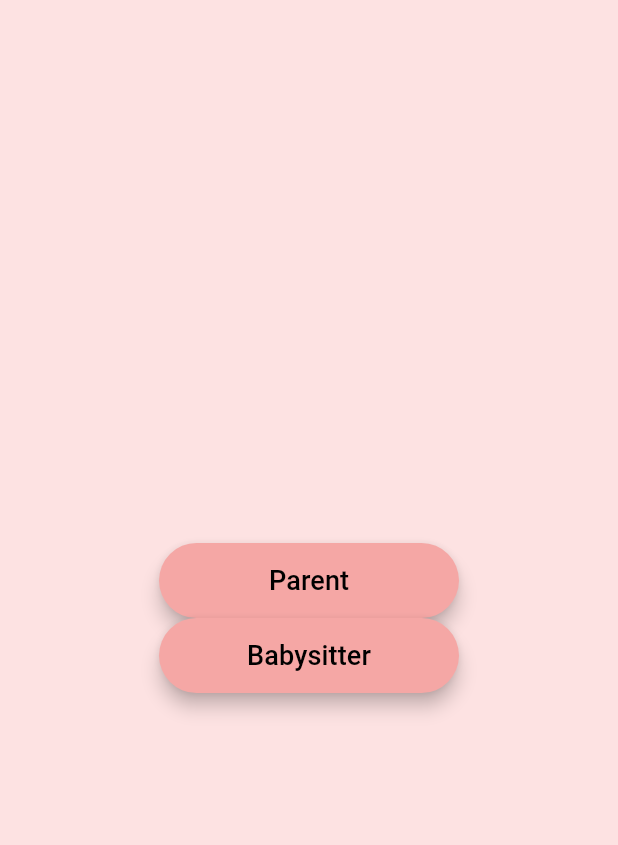
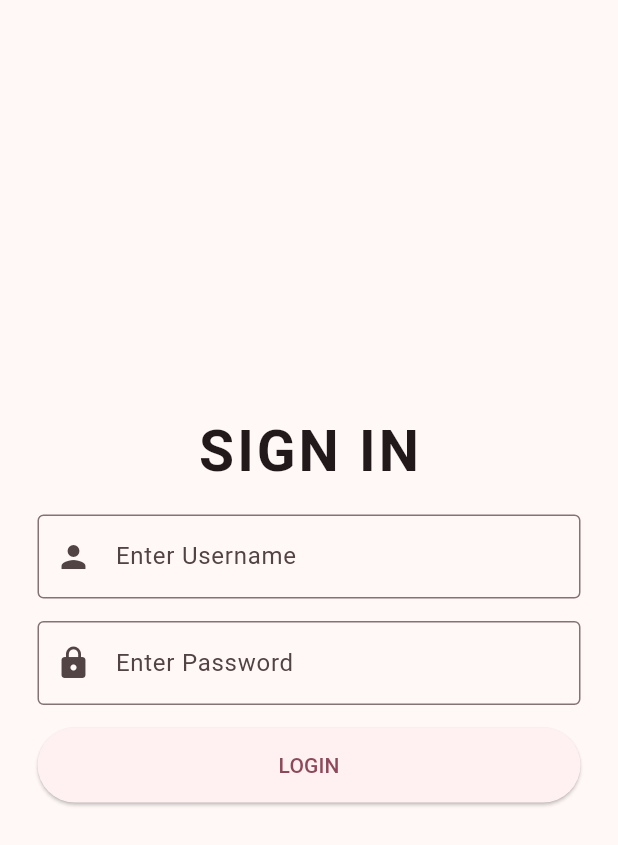
Before and after one commit to LAJulia01/Flutter-Final-Project, a Flutter app: the screen it shows after launch, on a phone screen of 412 x 824 dp. Shown: the top 845 px of the screen. Run offline on Flutter 3.47's test engine with Material 3 defaults, Android fonts, the phone set to English and light mode, and no system bars; our stand-ins replace curved_navigation_bar, dio, file_picker, firebase_auth, firebase_core, flutter_switch and 4 more; missing offline and left inert: flutter_polyline_points; accounts and stored records are empty.

```diff
--- /dev/null
+++ b/lib/authenticator.dart
@@ -0,0 +1,37 @@
+import 'package:final_project/firebaseconnection.dart';
+import 'package:final_project/login.dart';
+import 'package:firebase_auth/firebase_auth.dart';
+import 'package:flutter/material.dart';
+
+class Authenticator extends StatefulWidget {
+  const Authenticator({super.key});
+
+  @override
+  State<Authenticator> createState() => _AuthenticatorStateState();
+}
+
+class _AuthenticatorStateState extends State<Authenticator> {
+  @override
+  Widget build(BuildContext context) {
+    return Scaffold(
+      body: StreamBuilder<User?>(
+        stream: FirebaseAuth.instance.authStateChanges(),
+         builder: (context, snapshot) {
+          if (snapshot.connectionState == ConnectionState.waiting) {
+            return const Center(
+              child: CircularProgressIndicator(),
+            ); // Center
+          } else if (snapshot. hasError) {
+            return const Center(
+              child: Text('Something went wrong!'),
+            ); // Center
+          } else if (snapshot.hasData) {
+            return const FireCon();
+          } else {
+            return const Login();
+          }
+         },
+         ),
+    );
+  }
+}
--- /dev/null
+++ b/lib/login.dart
@@ -0,0 +1,132 @@
+import 'package:firebase_auth/firebase_auth.dart';
+import 'package:flutter/material.dart';
+
+class Login extends StatefulWidget {
+  const Login({super.key});
+
+  @override
+  State<Login> createState() => _LoginState();
+}
+
+class _LoginState extends State<Login> {
+  TextEditingController usernamecontroller = TextEditingController();
+  TextEditingController passwordcontroller = TextEditingController();
+  late String errormessage;
+  late bool isError;
+
+Future checkLogin(username, password) async{
+  showDialog(
+    context: context,
+    useRootNavigator: false,
+    barrierDismissible: false,
+    builder: (context) => const Center(
+      child: CircularProgressIndicator(),
+    )
+  );
+    try {
+  await FirebaseAuth.instance.signInWithEmailAndPassword(
+    email: username,
+    password: password,
+  );
+  setState(() {
+    isError = false;
+    errormessage = "";
+    Navigator.pop(context);
+  });
+} on FirebaseAuthException catch (e) {
+  print(e);
+
+  setState(() {
+    isError = false;
+    errormessage = e.message.toString();
+    Navigator.pop(context);
+  });
+}
+
+  }
+
+  @override
+  void initState() {
+    errormessage = "This is an error";
+    isError = false;
+    super.initState();
+  }
+
+  @override
+  void dispose() {
+    super.dispose();
+  }
+
+  @override
+  Widget build(BuildContext context) {
+    return Scaffold(
+      body: Center(
+        child: Container(
+          margin: const EdgeInsets.symmetric(horizontal: 25),
+          child: Column(
+            mainAxisAlignment: MainAxisAlignment.center,
+            children: [
+              Text(
+                'SIGN IN',
+                style: txtstyle,
+              ),
+              const SizedBox(height: 15),
+              TextField(
+                controller: usernamecontroller,
+                decoration: const InputDecoration(
+                  border: OutlineInputBorder(),
+                  labelText: 'Enter Username',
+                  prefixIcon: Icon(Icons.person),
+                ),
+              ),
+              const SizedBox(height: 15),
+              TextField(
+                obscureText: true,
+                controller: passwordcontroller,
+                decoration: const InputDecoration(
+                  border: OutlineInputBorder(),
+                  labelText: 'Enter Password',
+                  prefixIcon: Icon(Icons.lock),
+                ),
+              ),
+              const SizedBox(height: 15),
+              ElevatedButton(
+                style: ElevatedButton.styleFrom(
+                  minimumSize: const Size.fromHeight(50),
+                ),
+                onPressed: () {
+                  checkLogin(
+                    usernamecontroller.text,
+                    passwordcontroller.text,
+                  );
+                },
+                child: const Text('LOGIN'),
+              ),
+              const SizedBox(height: 15),
+              (isError)
+                  ? Text(
+                      errormessage,
+                      style: errortxtstyle,
+                    )
+                  : Container(),
+            ],
+          ),
+        ),
+      ),
+    );
+  }
+
+  var errortxtstyle = const TextStyle(
+    fontWeight: FontWeight.bold,
+    color: Colors.red,
+    letterSpacing: 1,
+    fontSize: 18,
+  );
+  var txtstyle = const TextStyle(
+    fontWeight: FontWeight.bold,
+    letterSpacing: 2,
+    fontSize: 38,
+  );
+
+
+}
--- a/lib/main.dart
+++ b/lib/main.dart
@@ -1,8 +1,7 @@
-import 'package:final_project/auth/register.dart';
-
+import 'package:final_project/authenticator.dart';
+import 'package:final_project/login.dart';
 import 'package:flutter/material.dart';
 import 'package:firebase_core/firebase_core.dart';
-
 import 'firebase_options.dart';
 
 void main() async {
@@ -25,7 +24,7 @@ class MyApp extends StatelessWidget {
         colorSchemeSeed: Color(0xffFFC1CC),
         useMaterial3: true,
       ),
-      home: const Register(),
+      home: const Authenticator(),
     );
   }
 }
--- a/pubspec.yaml
+++ b/pubspec.yaml
@@ -29,6 +29,8 @@ dependencies:
   intl: ^0.17.0
   curved_navigation_bar: ^1.0.6
   flutter_switch: ^0.3.2
+  cloud_firestore: ^5.5.0
+  firebase_auth: ^5.3.3
 
 dev_dependencies:
   flutter_test:
```
Also changed, not shown: lib/firebaseconnection.dart (+17 -3 lines), pubspec.lock, 4 other files.
